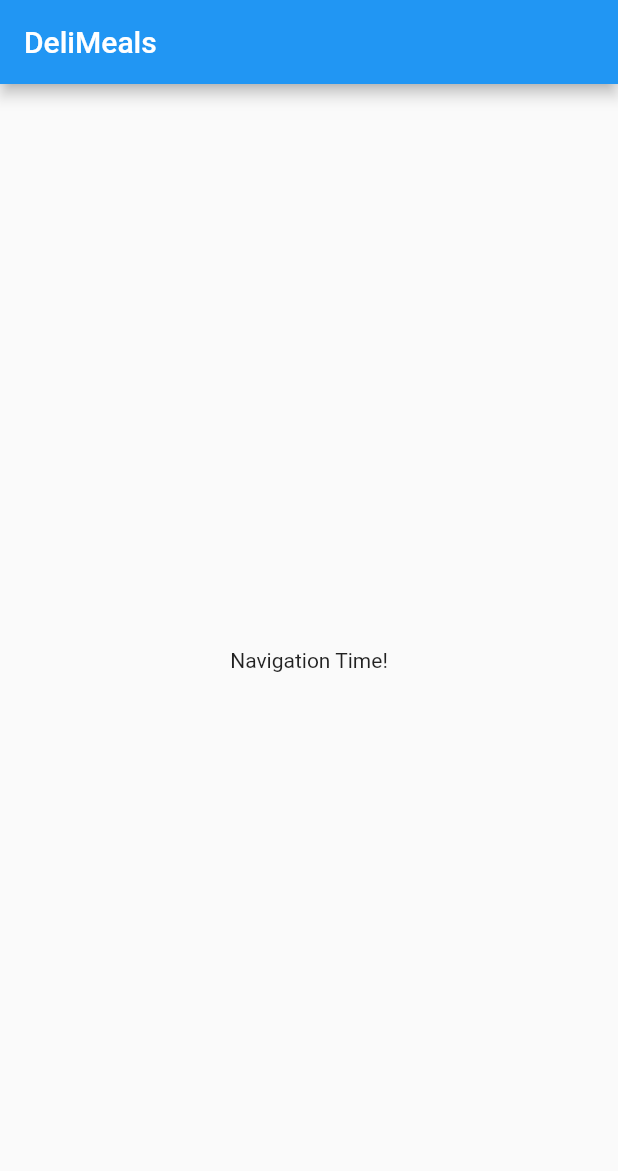
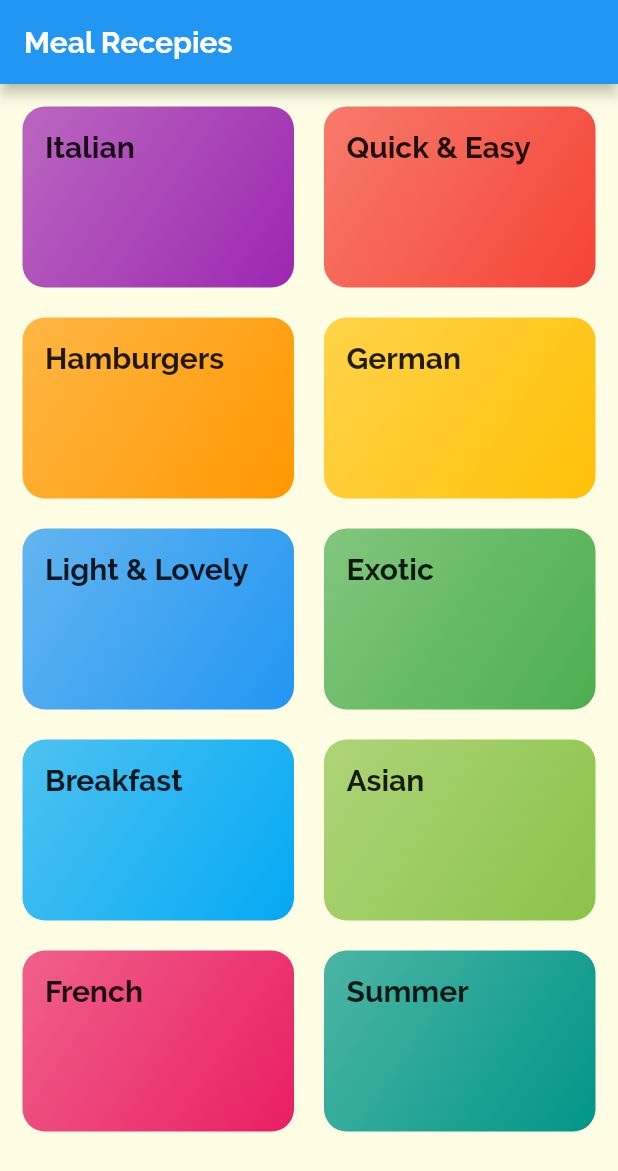
Before and after one commit to KhawajaWorks/Recipies, a Flutter app: the screen it shows after launch, on a phone screen of 412 x 824 dp. Shown: the top 1171 px of the screen. Run offline on Flutter 3.47's test engine with Material 2 defaults, Android fonts, the phone set to English and light mode, and no system bars.

Commit message:
added basic structure and main page with dummy data

```diff
--- /dev/null
+++ b/lib/Data/dummy_data.dart
@@ -0,0 +1,56 @@
+import 'package:flutter/material.dart';
+
+import '../models/category.dart';
+
+const DUMMY_CATEGORIES = [
+  Category(
+    id: 'c1',
+    title: 'Italian',
+    color: Colors.purple,
+  ),
+  Category(
+    id: 'c2',
+    title: 'Quick & Easy',
+    color: Colors.red,
+  ),
+  Category(
+    id: 'c3',
+    title: 'Hamburgers',
+    color: Colors.orange,
+  ),
+  Category(
+    id: 'c4',
+    title: 'German',
+    color: Colors.amber,
+  ),
+  Category(
+    id: 'c5',
+    title: 'Light & Lovely',
+    color: Colors.blue,
+  ),
+  Category(
+    id: 'c6',
+    title: 'Exotic',
+    color: Colors.green,
+  ),
+  Category(
+    id: 'c7',
+    title: 'Breakfast',
+    color: Colors.lightBlue,
+  ),
+  Category(
+    id: 'c8',
+    title: 'Asian',
+    color: Colors.lightGreen,
+  ),
+  Category(
+    id: 'c9',
+    title: 'French',
+    color: Colors.pink,
+  ),
+  Category(
+    id: 'c10',
+    title: 'Summer',
+    color: Colors.teal,
+  ),
+];
--- /dev/null
+++ b/lib/Models/category.dart
@@ -0,0 +1,13 @@
+import 'package:flutter/material.dart';
+
+class Category {
+  final String id;
+  final String title;
+  final Color color;
+
+  const Category({
+    @required this.id,
+    @required this.title,
+    this.color = Colors.orange,
+  });
+}
--- /dev/null
+++ b/lib/Screens/cat_item.dart
@@ -0,0 +1,47 @@
+import 'package:flutter/material.dart';
+
+import '../Screens/cat_meals.dart';
+
+class CategoryItem extends StatelessWidget {
+  final String title;
+  final Color color;
+
+  CategoryItem(this.title, this.color);
+
+  void selectCategory(BuildContext ctx) {
+    Navigator.of(ctx).push(
+      MaterialPageRoute(
+        builder: (_) {
+          return CategoryMealsScreen();
+        },
+      ),
+    );
+  }
+
+  @override
+  Widget build(BuildContext context) {
+    return InkWell(
+      onTap: () => selectCategory(context),
+      splashColor: Theme.of(context).primaryColor,
+      borderRadius: BorderRadius.circular(15),
+      child: Container(
+        padding: const EdgeInsets.all(15),
+        child: Text(
+          title,
+          style: Theme.of(context).textTheme.headline6,
+        ),
+        decoration: BoxDecoration(
+          gradient: LinearGradient(
+            colors: [
+              color.withOpacity(0.7),
+              color,
+            ],
+            begin: Alignment.topLeft,
+            end: Alignment.bottomRight,
+          ),
+          borderRadius: BorderRadius.circular(15),
+        ),
+      ),
+    );
+  }
+}
--- /dev/null
+++ b/lib/Screens/cat_meals.dart
@@ -0,0 +1,15 @@
+import 'package:flutter/material.dart';
+
+class CategoryMealsScreen extends StatelessWidget {
+  @override
+  Widget build(BuildContext context) {
+    return Scaffold(
+      appBar: AppBar(
+        title: const Text('tile'),
+      ),
+      body: const Center(
+        child: Text('The Recipes for the Category'),
+      ),
+    );
+  }
+}
--- /dev/null
+++ b/lib/Screens/cat_screen.dart
@@ -0,0 +1,27 @@
+import 'package:flutter/material.dart';
+
+import '../Data/dummy_data.dart';
+import '../Screens/cat_item.dart';
+
+class CategoriesScreen extends StatelessWidget {
+  @override
+  Widget build(BuildContext context) {
+    return Scaffold(
+      appBar: AppBar(
+        title: const Text('Meal Recepies'),
+      ),
+      body: GridView(
+        padding: const EdgeInsets.all(15),
+        children: DUMMY_CATEGORIES
+            .map((catData) => CategoryItem(catData.title, catData.color))
+            .toList(),
+        gridDelegate: const SliverGridDelegateWithMaxCrossAxisExtent(
+          maxCrossAxisExtent: 250,
+          childAspectRatio: 3 / 2,
+          crossAxisSpacing: 20,
+          mainAxisSpacing: 20,
+        ),
+      ),
+    );
+  }
+}
--- a/lib/main.dart
+++ b/lib/main.dart
@@ -1,4 +1,5 @@
 import 'package:flutter/material.dart';
+import './Screens/cat_screen.dart';
 
 void main() => runApp(MyApp());
 
@@ -9,27 +10,24 @@ class MyApp extends StatelessWidget {
       title: 'DeliMeals',
       theme: ThemeData(
         primarySwatch: Colors.blue,
+        accentColor: Colors.red,
+        canvasColor: const Color.fromRGBO(255, 254, 229, 1),
+        fontFamily: 'Raleway',
+        textTheme: ThemeData.dark().textTheme.copyWith(
+              bodyText2: const TextStyle(
+                color: Color.fromRGBO(20, 51, 51, 1),
+              ),
+              bodyText1: const TextStyle(
+                color: Color.fromRGBO(20, 51, 51, 1),
+              ),
+              headline6: const TextStyle(
+                fontSize: 20,
+                fontFamily: 'RobotoCondensed',
+                fontWeight: FontWeight.bold,
+              ),
+            ),
       ),
-      home: MyHomePage(),
+      home: CategoriesScreen(),
     );
   }
 }
-
-class MyHomePage extends StatefulWidget {
-  @override
-  _MyHomePageState createState() => _MyHomePageState();
-}
-
-class _MyHomePageState extends State<MyHomePage> {
-  @override
-  Widget build(BuildContext context) {
-    return Scaffold(
-      appBar: AppBar(
-        title: const Text('DeliMeals'),
-      ),
-      body: const Center(
-        child: Text('Navigation Time!'),
-      ),
-    );
-  }
-}
```
Also changed, not shown: pubspec.yaml (+16 -7 lines), assets/fonts/Raleway-Black.ttf (added), assets/fonts/Raleway-Bold.ttf (added), assets/fonts/Raleway-Regular.ttf (added), assets/fonts/RobotoCondensed-Bold.ttf (added), assets/fonts/RobotoCondensed-Italic.ttf (added), assets/fonts/RobotoCondensed-Light.ttf (added), assets/fonts/RobotoCondensed-Regular.ttf (added), 1 other file.
